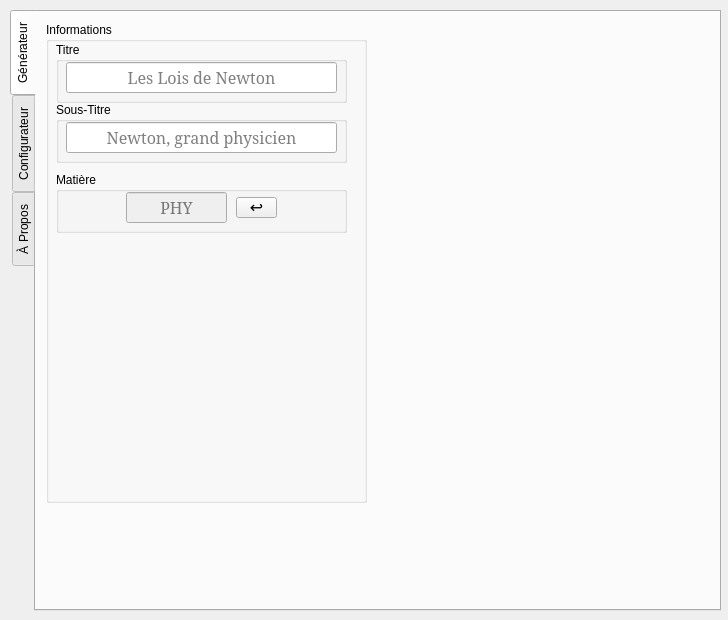
Before: the Qt Designer form pyEtude.ui in BourgonLaurent/pyEtude, drawn with Qt 5.
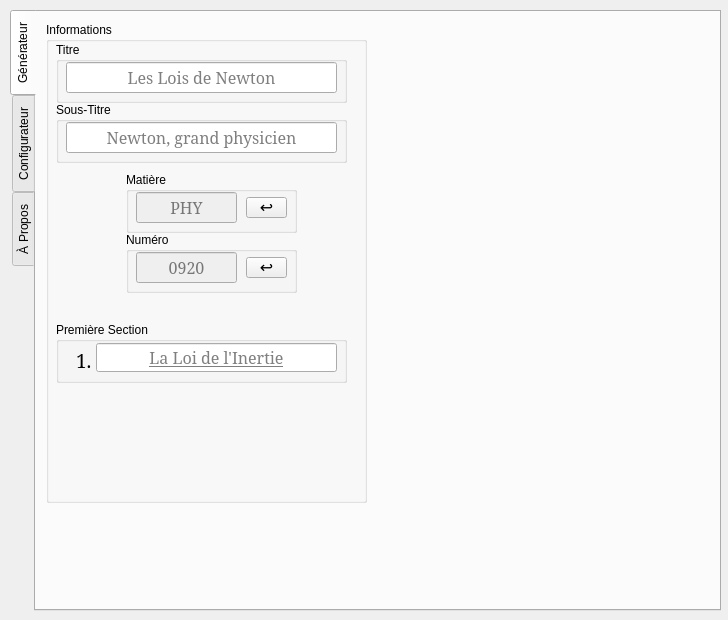
After: the same form once the commit is applied.

Commit message: Selection du numero possible

```diff
--- a/pyEtude.ui
+++ b/pyEtude.ui
@@ -181,9 +181,9 @@
       <widget class="QGroupBox" name="matGroupBox">
        <property name="geometry">
         <rect>
-         <x>10</x>
+         <x>80</x>
          <y>150</y>
-         <width>291</width>
+         <width>171</width>
          <height>61</height>
         </rect>
        </property>
@@ -193,7 +193,7 @@
        <widget class="QWidget" name="verticalLayoutWidget_8">
         <property name="geometry">
          <rect>
-          <x>70</x>
+          <x>10</x>
           <y>20</y>
           <width>101</width>
           <height>31</height>
@@ -233,7 +233,7 @@
        <widget class="QToolButton" name="matToolButton">
         <property name="geometry">
          <rect>
-          <x>180</x>
+          <x>120</x>
           <y>25</y>
           <width>41</width>
           <height>21</height>
@@ -275,6 +275,173 @@
         </property>
        </widget>
       </widget>
+      <widget class="QGroupBox" name="numGroupBox">
+       <property name="geometry">
+        <rect>
+         <x>80</x>
+         <y>210</y>
+         <width>171</width>
+         <height>61</height>
+        </rect>
+       </property>
+       <property name="title">
+        <string>Numéro</string>
+       </property>
+       <widget class="QWidget" name="verticalLayoutWidget_10">
+        <property name="geometry">
+         <rect>
+          <x>10</x>
+          <y>20</y>
+          <width>101</width>
+          <height>31</height>
+         </rect>
+        </property>
+        <layout class="QVBoxLayout" name="numLayout">
+         <item>
+          <widget class="QLineEdit" name="numLineEdit">
+           <property name="enabled">
+            <bool>false</bool>
+           </property>
+           <property name="sizePolicy">
+            <sizepolicy hsizetype="Expanding" vsizetype="Expanding">
+             <horstretch>0</horstretch>
+             <verstretch>0</verstretch>
+            </sizepolicy>
+           </property>
+           <property name="font">
+            <font>
+             <family>Garamond</family>
+             <pointsize>12</pointsize>
+            </font>
+           </property>
+           <property name="alignment">
+            <set>Qt::AlignCenter</set>
+           </property>
+           <property name="placeholderText">
+            <string>0920</string>
+           </property>
+           <property name="clearButtonEnabled">
+            <bool>false</bool>
+           </property>
+          </widget>
+         </item>
+        </layout>
+       </widget>
+       <widget class="QToolButton" name="numToolButton">
+        <property name="geometry">
+         <rect>
+          <x>120</x>
+          <y>25</y>
+          <width>41</width>
+          <height>21</height>
+         </rect>
+        </property>
+        <property name="font">
+         <font>
+          <family>Arial</family>
+          <pointsize>12</pointsize>
+          <weight>50</weight>
+          <italic>false</italic>
+          <bold>false</bold>
+          <strikeout>false</strikeout>
+         </font>
+        </property>
+        <property name="cursor">
+         <cursorShape>PointingHandCursor</cursorShape>
+        </property>
+        <property name="text">
+         <string>↩</string>
+        </property>
+        <property name="checkable">
+         <bool>false</bool>
+        </property>
+        <property name="checked">
+         <bool>false</bool>
+        </property>
+        <property name="popupMode">
+         <enum>QToolButton::InstantPopup</enum>
+        </property>
+        <property name="toolButtonStyle">
+         <enum>Qt::ToolButtonTextOnly</enum>
+        </property>
+        <property name="autoRaise">
+         <bool>false</bool>
+        </property>
+        <property name="arrowType">
+         <enum>Qt::NoArrow</enum>
+        </property>
+       </widget>
+      </widget>
+      <widget class="QGroupBox" name="sectionGroupBox">
+       <property name="geometry">
+        <rect>
+         <x>10</x>
+         <y>300</y>
+         <width>291</width>
+         <height>61</height>
+        </rect>
+       </property>
+       <property name="title">
+        <string>Première Section</string>
+       </property>
+       <widget class="QLabel" name="sectionNumLabel">
+        <property name="geometry">
+         <rect>
+          <x>20</x>
+          <y>25</y>
+          <width>47</width>
+          <height>21</height>
+         </rect>
+        </property>
+        <property name="font">
+         <font>
+          <family>Garamond</family>
+          <pointsize>14</pointsize>
+          <underline>true</underline>
+         </font>
+        </property>
+        <property name="text">
+         <string>&lt;html&gt;&lt;head/&gt;&lt;body&gt;&lt;p&gt;&lt;span style=&quot; font-size:14pt;&quot;&gt;1.&lt;/span&gt;&lt;/p&gt;&lt;/body&gt;&lt;/html&gt;</string>
+        </property>
+       </widget>
+       <widget class="QLineEdit" name="sectionLineEdit">
+        <property name="geometry">
+         <rect>
+          <x>40</x>
+          <y>21</y>
+          <width>241</width>
+          <height>29</height>
+         </rect>
+        </property>
+        <property name="sizePolicy">
+         <sizepolicy hsizetype="Expanding" vsizetype="Expanding">
+          <horstretch>0</horstretch>
+          <verstretch>0</verstretch>
+         </sizepolicy>
+        </property>
+        <property name="font">
+         <font>
+          <family>Garamond</family>
+          <pointsize>12</pointsize>
+          <underline>true</underline>
+         </font>
+        </property>
+        <property name="maxLength">
+         <number>32767</number>
+        </property>
+        <property name="alignment">
+         <set>Qt::AlignCenter</set>
+        </property>
+        <property name="placeholderText">
+         <string>La Loi de l'Inertie</string>
+        </property>
+        <property name="clearButtonEnabled">
+         <bool>true</bool>
+        </property>
+       </widget>
+       <zorder>sectionLineEdit</zorder>
+       <zorder>sectionNumLabel</zorder>
+      </widget>
      </widget>
     </widget>
     <widget class="QWidget" name="tab_config">
```
Left out of the diff: 10 changed lines with no effect on the pictures. The commit also changes 1 other file.
